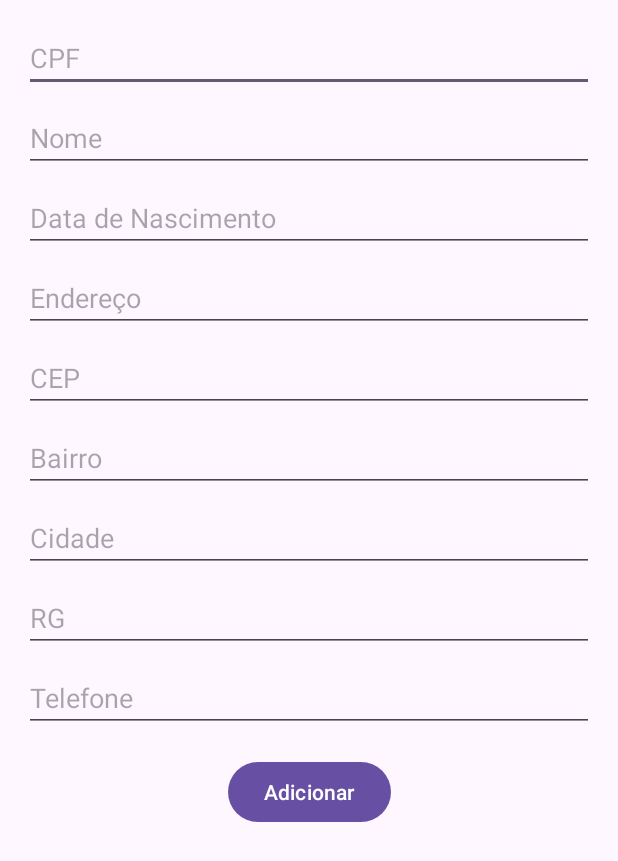
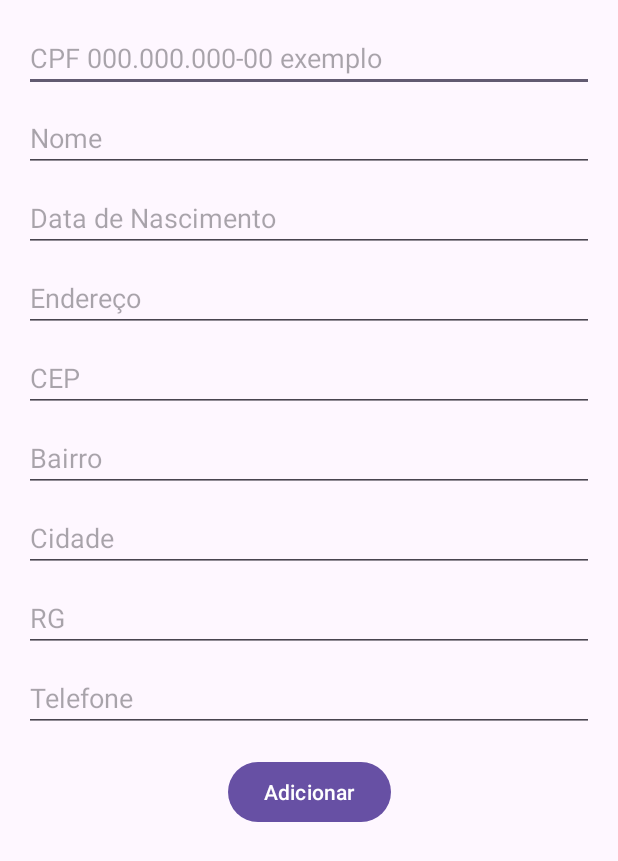
Before and after one commit to renancarvalhodosanjos/JuntarDinheiro, an Android app: the AdicionarPessoaActivity screen opened directly, with no data from a screen before it, on a phone screen of 412 x 824 dp. Shown: the top 861 px of the screen. Run offline under Robolectric (Android 15) with nearby library versions, the phone set to English and light mode, and no system bars.

Commit message:
inicio dos jogos

```diff
--- a/app/src/main/java/com/example/juntardinheiro/AdicionarPessoaActivity.java
+++ b/app/src/main/java/com/example/juntardinheiro/AdicionarPessoaActivity.java
@@ -37,6 +37,9 @@ public class AdicionarPessoaActivity extends AppCompatActivity {
         editTextCidade = findViewById(R.id.editTextCidade);
         editTextRg = findViewById(R.id.editTextRg);
         editTextTelefone = findViewById(R.id.editTextTelefone);
+
+        // Aplicar a formatação de CPF no campo CPF
+        new CPFFormatter(editTextCpf);
 
         // Configura o botão para inserir dados
         Button buttonAdicionar = findViewById(R.id.buttonAdicionar);
--- a/app/src/main/java/com/example/juntardinheiro/PessoaAdapter.java
+++ b/app/src/main/java/com/example/juntardinheiro/PessoaAdapter.java
@@ -54,6 +54,7 @@ public class PessoaAdapter extends RecyclerView.Adapter<PessoaAdapter.PessoaView
         private TextView textViewCidade;
         private TextView textViewCep;
         private TextView textViewRg;
+        private TextView textViewDataNascimento;  // Adicionando TextView para data de nascimento
 
         public PessoaViewHolder(@NonNull View itemView) {
             super(itemView);
@@ -65,6 +66,7 @@ public class PessoaAdapter extends RecyclerView.Adapter<PessoaAdapter.PessoaView
             textViewCidade = itemView.findViewById(R.id.textViewCidade);
             textViewCep = itemView.findViewById(R.id.textViewCep);
             textViewRg = itemView.findViewById(R.id.textViewRg);
+            textViewDataNascimento = itemView.findViewById(R.id.textViewDataNascimento);  // Inicializando o TextView para data de nascimento
         }
 
         public void bind(Pessoa pessoa) {
@@ -76,6 +78,7 @@ public class PessoaAdapter extends RecyclerView.Adapter<PessoaAdapter.PessoaView
             textViewCidade.setText("Cidade: " + pessoa.getCidade());
             textViewCep.setText("CEP: " + pessoa.getCep());
             textViewRg.setText("RG: " + pessoa.getRg());
+            textViewDataNascimento.setText("Data de Nascimento: " + pessoa.getDataNascimento());  // Definindo a data de nascimento
         }
     }
 }
--- a/app/src/main/java/com/example/juntardinheiro/PessoaDatabaseHelper.java
+++ b/app/src/main/java/com/example/juntardinheiro/PessoaDatabaseHelper.java
@@ -62,6 +62,7 @@ public class PessoaDatabaseHelper {
             jsonPessoa.put("cidade", pessoa.getCidade());
             jsonPessoa.put("cep", pessoa.getCep());
             jsonPessoa.put("rg", pessoa.getRg());
+            jsonPessoa.put("data_nascimento", pessoa.getDataNascimento());  // Adicionando dataNascimento
 
             JSONObject postDataParams = new JSONObject();
             postDataParams.put("action", "addPessoa");
@@ -141,6 +142,7 @@ public class PessoaDatabaseHelper {
             jsonPessoa.put("cidade", pessoa.getCidade());
             jsonPessoa.put("cep", pessoa.getCep());
             jsonPessoa.put("rg", pessoa.getRg());
+            jsonPessoa.put("data_nascimento", pessoa.getDataNascimento());  // Adicionando dataNascimento
 
             JSONObject postDataParams = new JSONObject();
             postDataParams.put("action", "updatePessoa");
--- a/app/src/main/res/layout/activity_adicionar_pessoa.xml
+++ b/app/src/main/res/layout/activity_adicionar_pessoa.xml
@@ -5,11 +5,15 @@
     android:layout_width="match_parent"
     android:layout_height="match_parent">
 
+    <!-- CPF da pessoa -->
     <EditText
         android:id="@+id/editTextCpf"
         android:layout_width="0dp"
         android:layout_height="wrap_content"
-        android:hint="CPF"
+        android:digits="0123456789.-"
+        android:hint="CPF 000.000.000-00 exemplo"
+        android:inputType="number"
+        android:maxLength="14"
         app:layout_constraintTop_toTopOf="parent"
         app:layout_constraintStart_toStartOf="parent"
         app:layout_constraintEnd_toEndOf="parent"
@@ -17,6 +21,7 @@
         android:layout_marginStart="16dp"
         android:layout_marginEnd="16dp" />
 
+    <!-- Nome da pessoa -->
     <EditText
         android:id="@+id/editTextNome"
         android:layout_width="0dp"
@@ -29,11 +34,13 @@
         android:layout_marginStart="16dp"
         android:layout_marginEnd="16dp" />
 
+    <!-- Data de Nascimento -->
     <EditText
         android:id="@+id/editTextDataNascimento"
         android:layout_width="0dp"
         android:layout_height="wrap_content"
         android:hint="Data de Nascimento"
+        android:inputType="date"
         app:layout_constraintTop_toBottomOf="@id/editTextNome"
         app:layout_constraintStart_toStartOf="parent"
         app:layout_constraintEnd_toEndOf="parent"
@@ -41,6 +48,7 @@
         android:layout_marginStart="16dp"
         android:layout_marginEnd="16dp" />
 
+    <!-- Endereço da pessoa -->
     <EditText
         android:id="@+id/editTextEndereco"
         android:layout_width="0dp"
@@ -53,11 +61,13 @@
         android:layout_marginStart="16dp"
         android:layout_marginEnd="16dp" />
 
+    <!-- CEP da pessoa -->
     <EditText
         android:id="@+id/editTextCep"
         android:layout_width="0dp"
         android:layout_height="wrap_content"
         android:hint="CEP"
+        android:inputType="number"
         app:layout_constraintTop_toBottomOf="@id/editTextEndereco"
         app:layout_constraintStart_toStartOf="parent"
         app:layout_constraintEnd_toEndOf="parent"
@@ -65,6 +75,7 @@
         android:layout_marginStart="16dp"
         android:layout_marginEnd="16dp" />
 
+    <!-- Bairro da pessoa -->
     <EditText
         android:id="@+id/editTextBairro"
         android:layout_width="0dp"
@@ -77,6 +88,7 @@
         android:layout_marginStart="16dp"
         android:layout_marginEnd="16dp" />
 
+    <!-- Cidade da pessoa -->
     <EditText
         android:id="@+id/editTextCidade"
         android:layout_width="0dp"
@@ -89,6 +101,7 @@
         android:layout_marginStart="16dp"
         android:layout_marginEnd="16dp" />
 
+    <!-- RG da pessoa -->
     <EditText
         android:id="@+id/editTextRg"
         android:layout_width="0dp"
@@ -101,11 +114,13 @@
         android:layout_marginStart="16dp"
         android:layout_marginEnd="16dp" />
 
+    <!-- Telefone da pessoa -->
     <EditText
         android:id="@+id/editTextTelefone"
         android:layout_width="0dp"
         android:layout_height="wrap_content"
         android:hint="Telefone"
+        android:inputType="phone"
         app:layout_constraintTop_toBottomOf="@id/editTextRg"
         app:layout_constraintStart_toStartOf="parent"
         app:layout_constraintEnd_toEndOf="parent"
@@ -113,13 +128,16 @@
         android:layout_marginStart="16dp"
         android:layout_marginEnd="16dp" />
 
+    <!-- Botão Adicionar -->
     <Button
         android:id="@+id/buttonAdicionar"
         android:layout_width="wrap_content"
         android:layout_height="wrap_content"
         android:text="Adicionar"
+        android:layout_gravity="center_horizontal"
         app:layout_constraintTop_toBottomOf="@id/editTextTelefone"
         app:layout_constraintStart_toStartOf="parent"
         app:layout_constraintEnd_toEndOf="parent"
         android:layout_marginTop="16dp" />
+
 </androidx.constraintlayout.widget.ConstraintLayout>
```
Also changed, not shown: app/src/main/res/layout/list_item_pessoa.xml (+7 -0 lines).
